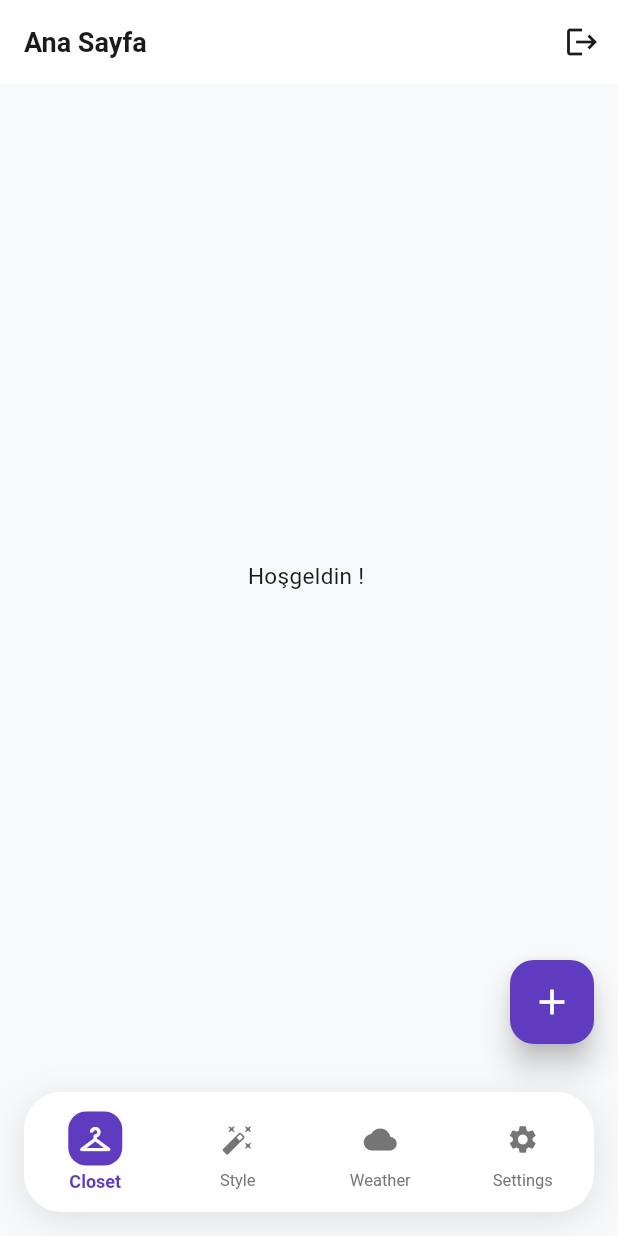
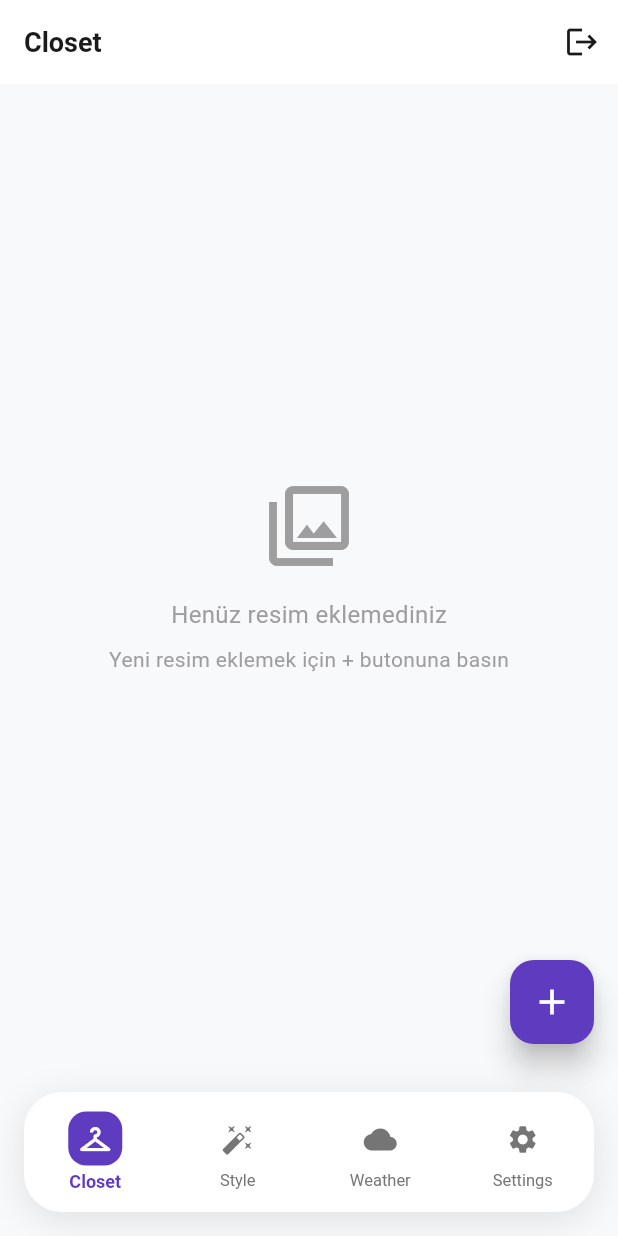
Before and after one commit to zuleyha04/Drobee, a Flutter app: the HomePage screen opened directly, on a phone screen of 412 x 824 dp. Run offline on Flutter 3.47's test engine with Material 3 defaults, Android fonts, the light colour scheme and no system bars; our stand-ins replace another_flushbar, cloud_firestore, firebase_auth, firebase_core, flutter_bloc, font_awesome_flutter and 4 more; accounts and stored records are empty; Roboto replaces fonts that are missing (CircularStd).

Commit message:
feat(home):load and show user data

```diff
--- a/lib/presentation/home/cubit/home_state.dart
+++ b/lib/presentation/home/cubit/home_state.dart
@@ -1,15 +1,29 @@
+import 'package:drobee/presentation/home/models/user_image_model.dart';
+
 class HomeState {
   final String? email;
   final bool isLoading;
   final String? error;
+  final List<UserImageModel> userImages;
 
-  HomeState({this.email, this.isLoading = false, this.error});
+  const HomeState({
+    this.email,
+    this.isLoading = false,
+    this.error,
+    this.userImages = const [],
+  });
 
-  HomeState copyWith({String? email, bool? isLoading, String? error}) {
+  HomeState copyWith({
+    String? email,
+    bool? isLoading,
+    String? error,
+    List<UserImageModel>? userImages,
+  }) {
     return HomeState(
       email: email ?? this.email,
       isLoading: isLoading ?? this.isLoading,
-      error: error,
+      error: error ?? this.error,
+      userImages: userImages ?? this.userImages,
     );
   }
 }
--- /dev/null
+++ b/lib/presentation/home/models/user_image_model.dart
@@ -0,0 +1,17 @@
+import 'package:cloud_firestore/cloud_firestore.dart';
+
+class UserImageModel {
+  final String id;
+  final String userId;
+  final String imageUrl;
+  final List<String> weatherTags;
+  final Timestamp? createdAt;
+
+  UserImageModel({
+    required this.id,
+    required this.userId,
+    required this.imageUrl,
+    required this.weatherTags,
+    this.createdAt,
+  });
+}
--- a/lib/presentation/home/pages/home_page.dart
+++ b/lib/presentation/home/pages/home_page.dart
@@ -1,3 +1,4 @@
+// home_page.dart - Güncellenmiş sürüm
 import 'package:drobee/common/navigator/app_navigator.dart';
 import 'package:drobee/common/widget/navigationBar/main_navigation_wrapper.dart';
 import 'package:drobee/presentation/home/cubit/home_cubit.dart';
@@ -21,7 +22,7 @@ class HomePage extends StatelessWidget {
           homePageContent: Scaffold(
             appBar: AppBar(
               automaticallyImplyLeading: false,
-              title: const Text("Ana Sayfa"),
+              title: const Text("Closet"),
               actions: [
                 BlocBuilder<HomeCubit, HomeState>(
                   builder: (context, state) {
@@ -36,8 +37,11 @@ class HomePage extends StatelessWidget {
                         ),
                       );
                     }
-                    //TODO: Logout butonu taşınacak
-                    return IconButton(
+                    return Row(
+                      mainAxisSize: MainAxisSize.min,
+                      children: [
+                        //TODO:log out butonu son
+                        IconButton(
                           icon: const Icon(Icons.logout),
                           onPressed: () async {
                             await context.read<HomeCubit>().logout();
@@ -48,26 +52,77 @@ class HomePage extends StatelessWidget {
                               );
                             }
                           },
+                        ),
+                      ],
                     );
                   },
                 ),
               ],
             ),
-            body: Center(
-              child: BlocBuilder<HomeCubit, HomeState>(
+            body: BlocBuilder<HomeCubit, HomeState>(
               builder: (context, state) {
                 if (state.email == null) {
-                    return const Text('Kullanıcı bilgisi bulunamadı');
+                  return const Center(
+                    child: Text('Kullanıcı bilgisi bulunamadı'),
+                  );
                 }
+
                 if (state.error != null) {
-                    return Text('Hata: ${state.error}');
+                  return Center(child: Text('Hata: ${state.error}'));
                 }
-                  return Text(
-                    "Hoşgeldin ! ${state.email}",
-                    style: const TextStyle(fontSize: 15),
+                return Column(
+                  children: [
+                    // Resim grid'i
+                    Expanded(
+                      child:
+                          state.userImages.isEmpty
+                              ? const Center(
+                                child: Column(
+                                  mainAxisAlignment: MainAxisAlignment.center,
+                                  children: [
+                                    Icon(
+                                      Icons.photo_library_outlined,
+                                      size: 64,
+                                      color: Colors.grey,
+                                    ),
+                                    SizedBox(height: 16),
+                                    Text(
+                                      'Henüz resim eklemediniz',
+                                      style: TextStyle(
+                                        fontSize: 16,
+                                        color: Colors.grey,
+                                      ),
+                                    ),
+                                    SizedBox(height: 8),
+                                    Text(
+                                      'Yeni resim eklemek için + butonuna basın',
+                                      style: TextStyle(
+                                        fontSize: 14,
+                                        color: Colors.grey,
+                                      ),
+                                    ),
+                                  ],
+                                ),
+                              )
+                              : GridView.builder(
+                                padding: const EdgeInsets.all(16),
+                                gridDelegate:
+                                    const SliverGridDelegateWithFixedCrossAxisCount(
+                                      crossAxisCount: 2,
+                                      crossAxisSpacing: 16,
+                                      mainAxisSpacing: 16,
+                                      childAspectRatio: 0.8,
+                                    ),
+                                itemCount: state.userImages.length,
+                                itemBuilder: (context, index) {
+                                  final image = state.userImages[index];
+                                  return _buildImageCard(image);
+                                },
+                              ),
+                    ),
+                  ],
                 );
               },
-              ),
             ),
             floatingActionButton: const AddFloatingActionButton(),
             floatingActionButtonLocation: FloatingActionButtonLocation.endFloat,
@@ -76,4 +131,40 @@ class HomePage extends StatelessWidget {
       ),
     );
   }
+
+  Widget _buildImageCard(dynamic image) {
+    return Container(
+      decoration: BoxDecoration(
+        borderRadius: BorderRadius.circular(12),
+        color: Colors.grey[100],
+      ),
+      child: ClipRRect(
+        borderRadius: BorderRadius.circular(12),
+        child: Stack(
+          children: [
+            // Resim
+            Positioned.fill(
+              child: Image.network(
+                image.imageUrl,
+                fit: BoxFit.cover,
+                loadingBuilder: (context, child, loadingProgress) {
+                  if (loadingProgress == null) return child;
+                  return const Center(child: CircularProgressIndicator());
+                },
+                errorBuilder: (context, error, stackTrace) {
+                  return const Center(
+                    child: Icon(
+                      Icons.error_outline,
+                      color: Colors.grey,
+                      size: 32,
+                    ),
+                  );
+                },
+              ),
+            ),
+          ],
+        ),
+      ),
+    );
   }
+}
```
Also changed, not shown: lib/data/services/firestore_database_service.dart (+25 -1 lines), lib/presentation/home/cubit/home_cubit.dart (+65 -4 lines). Lines whose indentation alone changed are shown as unchanged.
